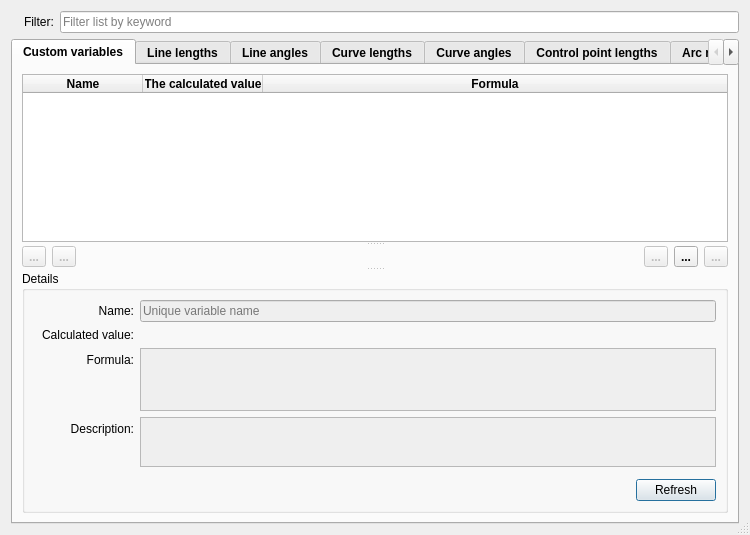
Before: the Qt Designer form src/app/seamly2d/dialogs/dialogvariables.ui in FashionFreedom/Seamly2D, drawn with Qt 5.
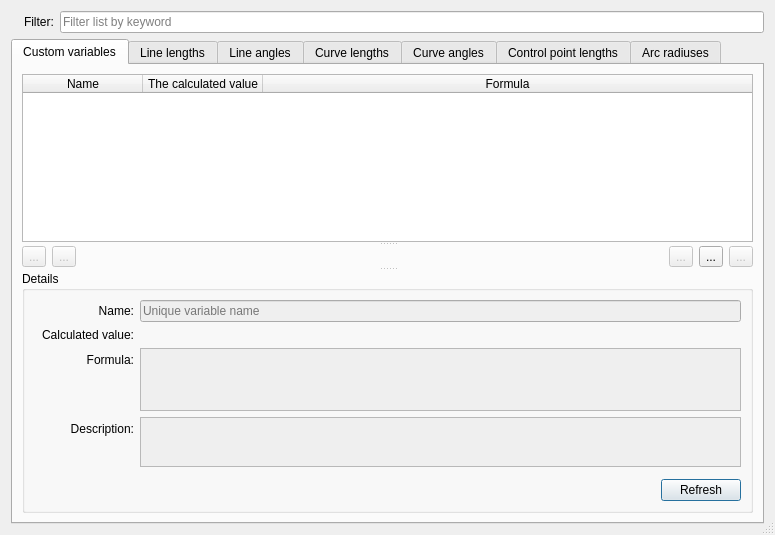
After: the same form once the commit is applied. The open tabs and pages were chosen to show the change. Icons and pictures are not drawn.

Commit message: Revert dialog font back to Ms Shell Dlg 2

Diff of the .ui file:
```diff
--- a/src/app/seamly2d/dialogs/dialogvariables.ui
+++ b/src/app/seamly2d/dialogs/dialogvariables.ui
@@ -6,7 +6,7 @@
    <rect>
     <x>0</x>
     <y>0</y>
-    <width>750</width>
+    <width>775</width>
     <height>535</height>
    </rect>
   </property>
@@ -68,11 +68,6 @@
      </item>
      <item>
       <widget class="QLineEdit" name="filter_LineEdit">
-       <property name="font">
-        <font>
-         <family>Segoe UI</family>
-        </font>
-       </property>
        <property name="placeholderText">
         <string>Filter list by keyword</string>
        </property>
@@ -91,13 +86,6 @@
        <verstretch>0</verstretch>
       </sizepolicy>
      </property>
-     <property name="font">
-      <font>
-       <family>Segoe UI</family>
-       <weight>75</weight>
-       <bold>true</bold>
-      </font>
-     </property>
      <property name="tabPosition">
       <enum>QTabWidget::North</enum>
      </property>
@@ -127,14 +115,6 @@
             <height>150</height>
            </size>
           </property>
-          <property name="font">
-           <font>
-            <family>Segoe UI</family>
-            <pointsize>9</pointsize>
-            <weight>50</weight>
-            <bold>false</bold>
-           </font>
-          </property>
           <property name="alternatingRowColors">
            <bool>true</bool>
           </property>
@@ -184,13 +164,6 @@
            <property name="text">
             <string>Name</string>
            </property>
-           <property name="font">
-            <font>
-             <family>Segoe UI</family>
-             <weight>75</weight>
-             <bold>true</bold>
-            </font>
-           </property>
            <property name="background">
             <color>
              <red>210</red>
@@ -203,12 +176,6 @@
            <property name="text">
             <string>The calculated value</string>
            </property>
-           <property name="font">
-            <font>
-             <weight>75</weight>
-             <bold>true</bold>
-            </font>
-           </property>
            <property name="background">
             <color>
              <red>210</red>
@@ -221,12 +188,6 @@
            <property name="text">
             <string>Formula</string>
            </property>
-           <property name="font">
-            <font>
-             <weight>75</weight>
-             <bold>true</bold>
-            </font>
-           </property>
            <property name="background">
             <color>
              <red>210</red>
@@ -363,13 +324,6 @@
             <height>236</height>
            </size>
           </property>
-          <property name="font">
-           <font>
-            <family>Segoe UI</family>
-            <weight>50</weight>
-            <bold>false</bold>
-           </font>
-          </property>
           <property name="toolTip">
            <string>Details</string>
           </property>
```
Left out of the diff: 121 changed lines with no effect on the pictures. The commit also changes 1 other file.
